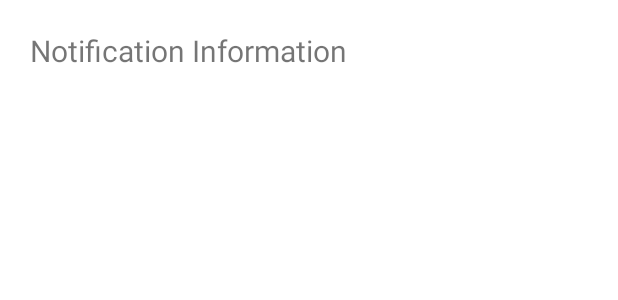
After one commit to CMPUT301F21T25/AgileSprinters, an Android app: the layout notifications_content.xml on its own in the app's theme, with its tools: preview values and no code run, on a phone screen of 412 x 824 dp. The commit adds this screen. Shown: the top 300 px of the screen. Run offline under Robolectric (Android 15) with nearby library versions, the phone set to English and light mode, and no system bars.

Commit message:
Prepare to merge with fixed branch

```diff
--- /dev/null
+++ b/AgileSprinters/app/src/main/res/layout/notifications_content.xml
@@ -0,0 +1,10 @@
+<?xml version="1.0" encoding="utf-8"?>
+<TextView
+    xmlns:android="http://schemas.android.com/apk/res/android"
+    android:id="@+id/notification_list"
+    android:layout_width="match_parent"
+    android:layout_height="wrap_content"
+    android:padding="20dp"
+    android:textSize="20sp"
+    android:text="@string/notification_information">
+</TextView>
--- a/AgileSprinters/app/src/main/res/values/strings.xml
+++ b/AgileSprinters/app/src/main/res/values/strings.xml
@@ -21,7 +21,7 @@
     <string name="lastNameErr">Last name can not be empty</string>
     <string name="passwordErr">password can not be empty</string>
     <string name="confirmPasswordErr">confirm password can not be empty</string>
-    <string name="emailErr" >email can not be empty</string>
+    <string name="emailErr">email can not be empty</string>
     <string name="passwordMatchErr" type="id">passwords do not match</string>
     <string name="emptyString">dummy</string>
     <string name="userExistsErr">The email address is already in use by another account</string>
@@ -56,4 +56,5 @@
     <string name="sundayStr">SUNDAY</string>
     <string name="orangeHexCode">#e27c65</string>
     <string name="greyHexCode">#808080</string>
+    <string name="notification_information">Notification Information</string>
 </resources>
```
Also changed, not shown: AgileSprinters/app/src/main/AndroidManifest.xml (+13 -9 lines), AgileSprinters/app/src/main/java/com/example/agilesprinters/Notifications.java (added, +37 -0 lines), AgileSprinters/app/src/main/java/com/example/agilesprinters/viewEditHabitFragment.java (+26 -3 lines), AgileSprinters/app/src/main/res/layout/activity_notifications.xml (added, +29 -0 lines).
